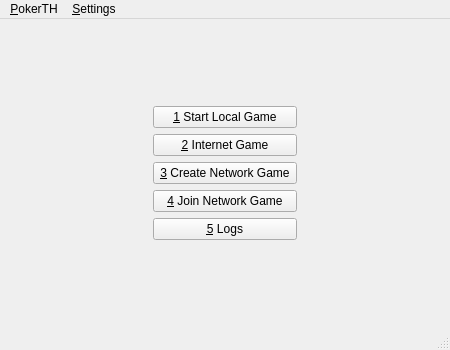
First picture: the form in src/gui/qt/startwindow.ui, repository ph4n70mr1ddl3r/pokerth, before the edit.
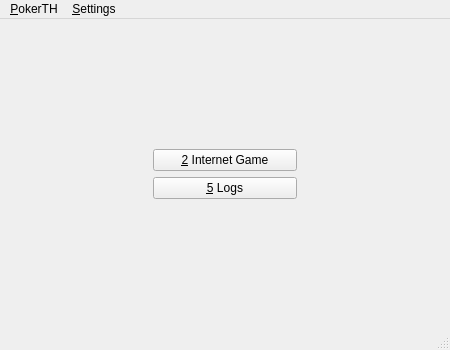
Second picture: the form after the edit. Icons and pictures are not drawn.

Commit message: Cleanup: Remove unused network game dialogs and update default server config

The edit to the form file:
```diff
--- a/src/gui/qt/startwindow.ui
+++ b/src/gui/qt/startwindow.ui
@@ -56,32 +56,6 @@
     <item row="1" column="1">
      <layout class="QGridLayout" name="gridLayout">
       <item row="0" column="0">
-       <widget class="QPushButton" name="pushButtonStart_Local_Game">
-        <property name="sizePolicy">
-         <sizepolicy hsizetype="MinimumExpanding" vsizetype="Preferred">
-          <horstretch>0</horstretch>
-          <verstretch>0</verstretch>
-         </sizepolicy>
-        </property>
-        <property name="focusPolicy">
-         <enum>Qt::NoFocus</enum>
-        </property>
-        <property name="text">
-         <string>&amp;1 Start Local Game</string>
-        </property>
-        <property name="icon">
-         <iconset resource="resources/pokerth.qrc">
-          <normaloff>:/gfx/swbuttonlocalgame.png</normaloff>:/gfx/swbuttonlocalgame.png</iconset>
-        </property>
-        <property name="iconSize">
-         <size>
-          <width>37</width>
-          <height>32</height>
-         </size>
-        </property>
-       </widget>
-      </item>
-      <item row="1" column="0">
        <widget class="QPushButton" name="pushButtonInternet_Game">
         <property name="sizePolicy">
          <sizepolicy hsizetype="MinimumExpanding" vsizetype="Preferred">
@@ -107,62 +81,7 @@
         </property>
        </widget>
       </item>
-      <item row="2" column="0">
-       <widget class="QPushButton" name="pushButton_Create_Network_Game">
-        <property name="sizePolicy">
-         <sizepolicy hsizetype="MinimumExpanding" vsizetype="Preferred">
-          <horstretch>0</horstretch>
-          <verstretch>0</verstretch>
-         </sizepolicy>
-        </property>
-        <property name="focusPolicy">
-         <enum>Qt::NoFocus</enum>
-        </property>
-        <property name="text">
-         <string>&amp;3 Create Network Game</string>
-        </property>
-        <property name="icon">
-         <iconset resource="resources/pokerth.qrc">
-          <normaloff>:/gfx/swbuttoncreatenetworkgame.png</normaloff>:/gfx/swbuttoncreatenetworkgame.png</iconset>
-        </property>
-        <property name="iconSize">
-         <size>
-          <width>37</width>
-          <height>32</height>
-         </size>
-        </property>
-       </widget>
-      </item>
-      <item row="3" column="0">
-       <widget class="QPushButton" name="pushButton_Join_Network_Game">
-        <property name="sizePolicy">
-         <sizepolicy hsizetype="MinimumExpanding" vsizetype="Preferred">
-          <horstretch>0</horstretch>
-          <verstretch>0</verstretch>
-         </sizepolicy>
-        </property>
-        <property name="focusPolicy">
-         <enum>Qt::NoFocus</enum>
-        </property>
-        <property name="styleSheet">
-         <string notr="true"/>
-        </property>
-        <property name="text">
-         <string>&amp;4 Join Network Game</string>
-        </property>
-        <property name="icon">
-         <iconset resource="resources/pokerth.qrc">
-          <normaloff>:/gfx/swbuttonjoinnetworkgame.png</normaloff>:/gfx/swbuttonjoinnetworkgame.png</iconset>
-        </property>
-        <property name="iconSize">
-         <size>
-          <width>37</width>
-          <height>32</height>
-         </size>
-        </property>
-       </widget>
-      </item>
-      <item row="4" column="0">
+      <item row="1" column="0">
        <widget class="QPushButton" name="pushButton_Logs">
         <property name="sizePolicy">
          <sizepolicy hsizetype="MinimumExpanding" vsizetype="Fixed">
```
Left out of the diff: 39 changed lines with no effect on the pictures. The commit also changes 23 other files.
